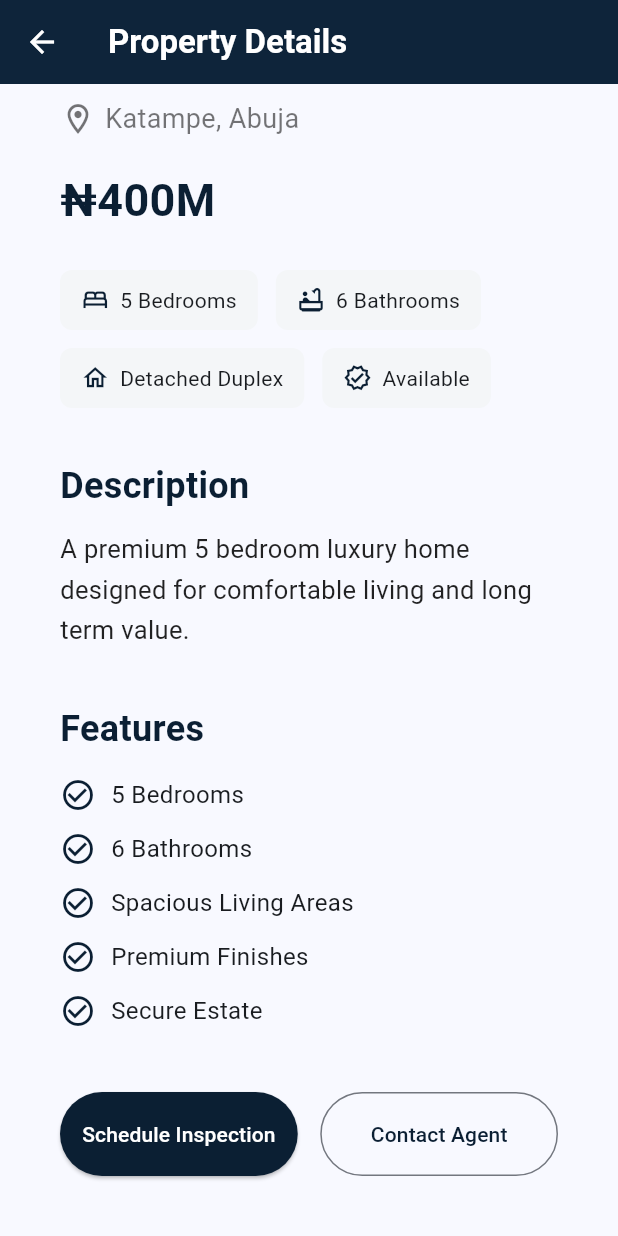
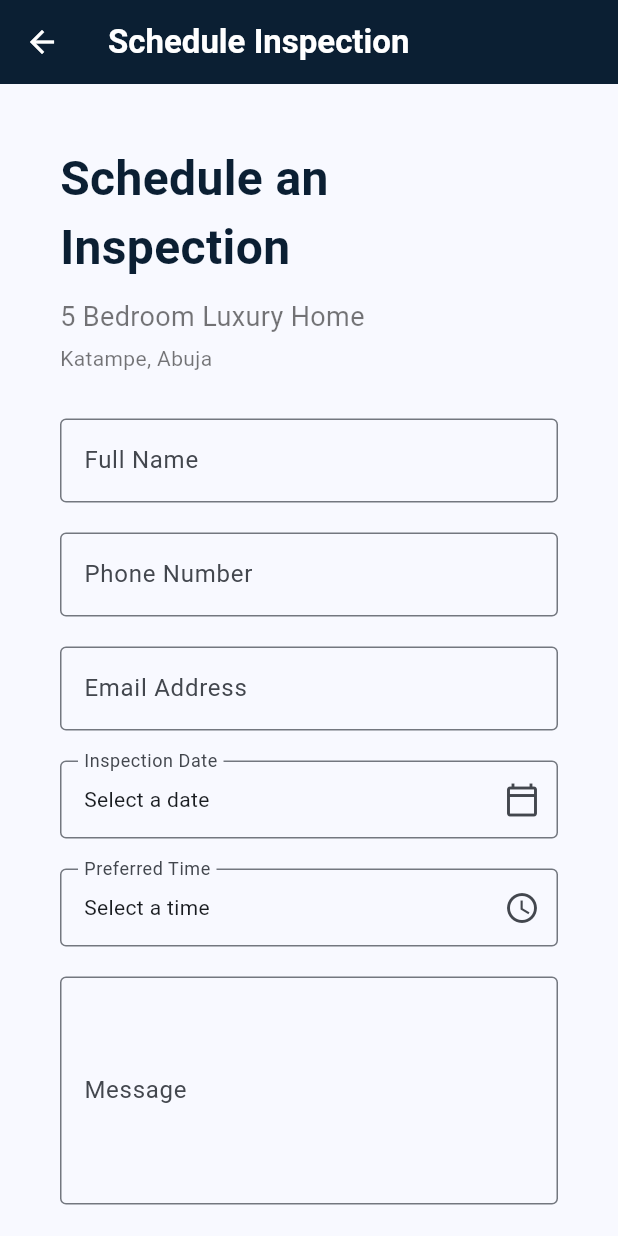
Before and after one commit to siregifted/gifted-property, a Flutter app: the PropertyDetailsPage screen opened directly with sample values from the repository, scrolled down 644 dp, after a tap on "Schedule Inspection", on a phone screen of 412 x 824 dp. Run offline on Flutter 3.47's test engine with Material 3 defaults, Android fonts, the phone set to English and light mode, and no system bars; Roboto replaces fonts that are missing (Arial).

Commit message:
Add property inspection flow

```diff
--- /dev/null
+++ b/lib/models/inspection.dart
@@ -0,0 +1,23 @@
+class Inspection {
+  final String propertyTitle;
+  final String propertyLocation;
+  final String name;
+  final String phone;
+  final String email;
+  final DateTime inspectionDate;
+  final String preferredTime;
+  final String message;
+  final DateTime createdAt;
+
+  const Inspection({
+    required this.propertyTitle,
+    required this.propertyLocation,
+    required this.name,
+    required this.phone,
+    required this.email,
+    required this.inspectionDate,
+    required this.preferredTime,
+    required this.message,
+    required this.createdAt,
+  });
+}
--- /dev/null
+++ b/lib/pages/inspection_page.dart
@@ -0,0 +1,275 @@
+import 'package:flutter/material.dart';
+
+import '../models/inspection.dart';
+import '../models/property.dart';
+import '../repositories/inspection_repository.dart';
+
+class InspectionPage extends StatefulWidget {
+  final Property property;
+
+  const InspectionPage({super.key, required this.property});
+
+  @override
+  State<InspectionPage> createState() => _InspectionPageState();
+}
+
+class _InspectionPageState extends State<InspectionPage> {
+  final _formKey = GlobalKey<FormState>();
+
+  final _nameController = TextEditingController();
+  final _phoneController = TextEditingController();
+  final _emailController = TextEditingController();
+  final _messageController = TextEditingController();
+
+  final InspectionRepository _inspectionRepository =
+      InspectionRepository.instance;
+
+  DateTime? _inspectionDate;
+  TimeOfDay? _preferredTime;
+
+  @override
+  void dispose() {
+    _nameController.dispose();
+    _phoneController.dispose();
+    _emailController.dispose();
+    _messageController.dispose();
+    super.dispose();
+  }
+
+  Future<void> _selectDate() async {
+    final now = DateTime.now();
+    final today = DateTime(now.year, now.month, now.day);
+
+    final selectedDate = await showDatePicker(
+      context: context,
+      firstDate: today,
+      lastDate: DateTime(now.year + 1),
+      initialDate: today,
+    );
+
+    if (selectedDate != null) {
+      setState(() {
+        _inspectionDate = selectedDate;
+      });
+    }
+  }
+
+  Future<void> _selectTime() async {
+    final selectedTime = await showTimePicker(
+      context: context,
+      initialTime: TimeOfDay.now(),
+    );
+
+    if (selectedTime != null) {
+      setState(() {
+        _preferredTime = selectedTime;
+      });
+    }
+  }
+
+  void _submitInspection() {
+    if (!_formKey.currentState!.validate()) {
+      return;
+    }
+
+    if (_inspectionDate == null || _preferredTime == null) {
+      ScaffoldMessenger.of(context).showSnackBar(
+        const SnackBar(
+          content: Text('Please select an inspection date and preferred time.'),
+        ),
+      );
+      return;
+    }
+
+    final inspection = Inspection(
+      propertyTitle: widget.property.title,
+      propertyLocation: widget.property.location,
+      name: _nameController.text.trim(),
+      phone: _phoneController.text.trim(),
+      email: _emailController.text.trim(),
+      inspectionDate: _inspectionDate!,
+      preferredTime: _preferredTime!.format(context),
+      message: _messageController.text.trim(),
+      createdAt: DateTime.now(),
+    );
+
+    _inspectionRepository.addInspection(inspection);
+
+    ScaffoldMessenger.of(context).showSnackBar(
+      const SnackBar(
+        content: Text('Your inspection request has been submitted.'),
+      ),
+    );
+
+    Navigator.pop(context);
+  }
+
+  String? _requiredField(String? value, String fieldName) {
+    if (value == null || value.trim().isEmpty) {
+      return 'Please enter your $fieldName.';
+    }
+
+    return null;
+  }
+
+  String? _validateEmail(String? value) {
+    if (value == null || value.trim().isEmpty) {
+      return 'Please enter your email.';
+    }
+
+    if (!value.contains('@')) {
+      return 'Please enter a valid email.';
+    }
+
+    return null;
+  }
+
+  String _formatDate(DateTime date) {
+    return '${date.day}/${date.month}/${date.year}';
+  }
+
+  @override
+  Widget build(BuildContext context) {
+    return Scaffold(
+      appBar: AppBar(
+        backgroundColor: const Color(0xFF0B1F33),
+        foregroundColor: Colors.white,
+        title: const Text(
+          'Schedule Inspection',
+          style: TextStyle(fontWeight: FontWeight.bold),
+        ),
+      ),
+      body: SingleChildScrollView(
+        padding: const EdgeInsets.all(40),
+        child: Center(
+          child: ConstrainedBox(
+            constraints: const BoxConstraints(maxWidth: 700),
+            child: Form(
+              key: _formKey,
+              child: Column(
+                crossAxisAlignment: CrossAxisAlignment.start,
+                children: [
+                  const Text(
+                    'Schedule an Inspection',
+                    style: TextStyle(
+                      fontSize: 32,
+                      fontWeight: FontWeight.bold,
+                      color: Color(0xFF0B1F33),
+                    ),
+                  ),
+                  const SizedBox(height: 10),
+                  Text(
+                    widget.property.title,
+                    style: const TextStyle(fontSize: 18, color: Colors.black54),
+                  ),
+                  const SizedBox(height: 5),
+                  Text(
+                    widget.property.location,
+                    style: const TextStyle(color: Colors.black54),
+                  ),
+                  const SizedBox(height: 30),
+                  TextFormField(
+                    controller: _nameController,
+                    decoration: const InputDecoration(
+                      labelText: 'Full Name',
+                      border: OutlineInputBorder(),
+                    ),
+                    validator: (value) {
+                      return _requiredField(value, 'full name');
+                    },
+                  ),
+                  const SizedBox(height: 20),
+                  TextFormField(
+                    controller: _phoneController,
+                    keyboardType: TextInputType.phone,
+                    decoration: const InputDecoration(
+                      labelText: 'Phone Number',
+                      border: OutlineInputBorder(),
+                    ),
+                    validator: (value) {
+                      return _requiredField(value, 'phone number');
+                    },
+                  ),
+                  const SizedBox(height: 20),
+                  TextFormField(
+                    controller: _emailController,
+                    keyboardType: TextInputType.emailAddress,
+                    decoration: const InputDecoration(
+                      labelText: 'Email Address',
+                      border: OutlineInputBorder(),
+                    ),
+                    validator: _validateEmail,
+                  ),
+                  const SizedBox(height: 20),
+                  InkWell(
+                    onTap: _selectDate,
+                    child: InputDecorator(
+                      decoration: const InputDecoration(
+                        labelText: 'Inspection Date',
+                        border: OutlineInputBorder(),
+                        suffixIcon: Icon(Icons.calendar_today_outlined),
+                      ),
+                      child: Text(
+                        _inspectionDate == null
+                            ? 'Select a date'
+                            : _formatDate(_inspectionDate!),
+                      ),
+                    ),
+                  ),
+                  const SizedBox(height: 20),
+                  InkWell(
+                    onTap: _selectTime,
+                    child: InputDecorator(
+                      decoration: const InputDecoration(
+                        labelText: 'Preferred Time',
+                        border: OutlineInputBorder(),
+                        suffixIcon: Icon(Icons.access_time_outlined),
+                      ),
+                      child: Text(
+                        _preferredTime == null
+                            ? 'Select a time'
+                            : _preferredTime!.format(context),
+                      ),
+                    ),
+                  ),
+                  const SizedBox(height: 20),
+                  TextFormField(
+                    controller: _messageController,
+                    maxLines: 5,
+                    decoration: const InputDecoration(
+                      labelText: 'Message',
+                      hintText: 'Add any additional information.',
+                      border: OutlineInputBorder(),
+                    ),
+                    validator: (value) {
+                      return _requiredField(value, 'message');
+                    },
+                  ),
+                  const SizedBox(height: 30),
+                  SizedBox(
+                    width: double.infinity,
+                    child: ElevatedButton(
+                      onPressed: _submitInspection,
+                      style: ElevatedButton.styleFrom(
+                        backgroundColor: const Color(0xFF0B1F33),
+                        foregroundColor: Colors.white,
+                        padding: const EdgeInsets.symmetric(vertical: 18),
+                      ),
+                      child: const Text(
+                        'Request Inspection',
+                        style: TextStyle(
+                          fontSize: 16,
+                          fontWeight: FontWeight.bold,
+                        ),
+                      ),
+                    ),
+                  ),
+                ],
+              ),
+            ),
+          ),
+        ),
+      ),
+    );
+  }
+}
--- a/lib/pages/property_details_page.dart
+++ b/lib/pages/property_details_page.dart
@@ -2,6 +2,7 @@ import 'package:flutter/material.dart';
 
 import '../models/property.dart';
 import 'enquiry_page.dart';
+import 'inspection_page.dart';
 
 class PropertyDetailsPage extends StatefulWidget {
   final Property property;
@@ -171,7 +172,15 @@ class _PropertyDetailsPageState extends State<PropertyDetailsPage> {
                         children: [
                           Expanded(
                             child: ElevatedButton(
-                              onPressed: () {},
+                              onPressed: () {
+                                Navigator.push(
+                                  context,
+                                  MaterialPageRoute(
+                                    builder: (context) =>
+                                        InspectionPage(property: property),
+                                  ),
+                                );
+                              },
                               style: ElevatedButton.styleFrom(
                                 backgroundColor: const Color(0xFF0B1F33),
                                 foregroundColor: Colors.white,
--- /dev/null
+++ b/lib/repositories/inspection_repository.dart
@@ -0,0 +1,17 @@
+import '../models/inspection.dart';
+
+class InspectionRepository {
+  InspectionRepository._();
+
+  static final InspectionRepository instance = InspectionRepository._();
+
+  final List<Inspection> _inspections = [];
+
+  List<Inspection> getInspections() {
+    return List.unmodifiable(_inspections);
+  }
+
+  void addInspection(Inspection inspection) {
+    _inspections.add(inspection);
+  }
+}
```
